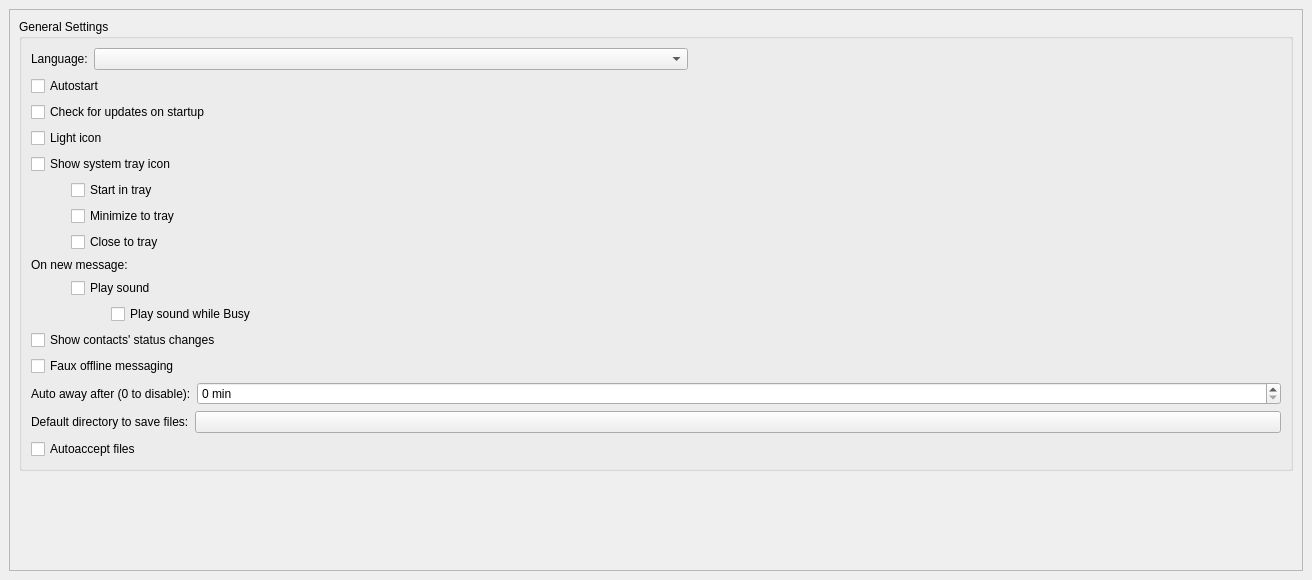
Above: src/widget/form/settings/generalsettings.ui from qTox/qTox before the change. Below: the same form after it.
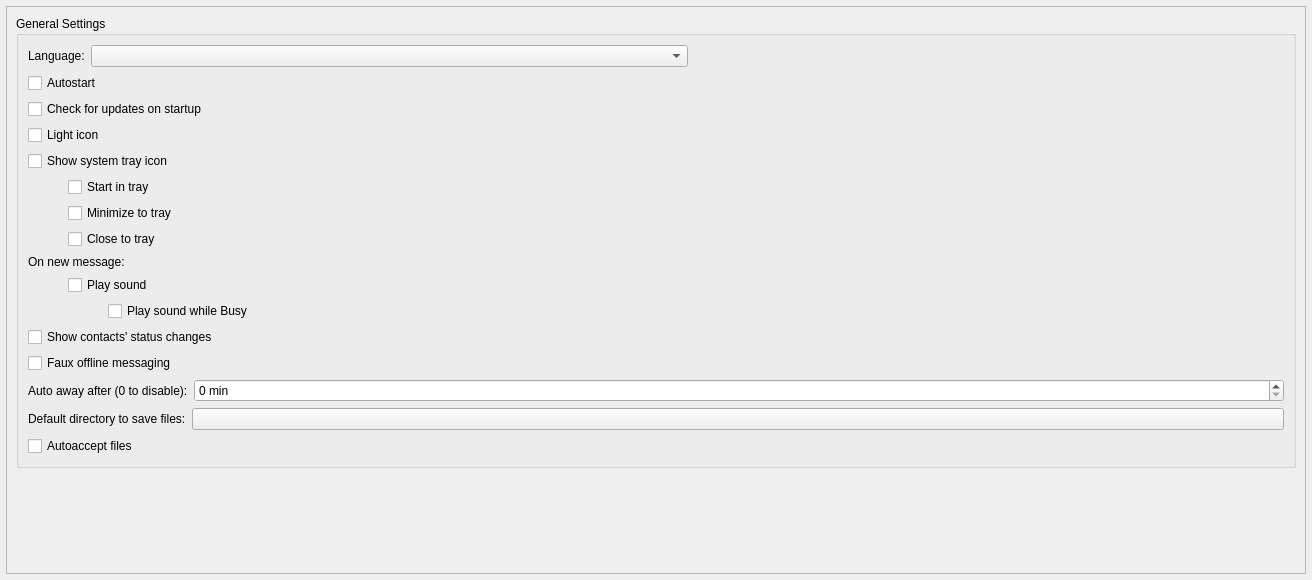
That is the form after the change. Custom widgets are drawn as their Qt base class.

Commit message: fix(settingsform): Fix layout spacing

Patch:
```diff
--- a/src/widget/form/settings/generalsettings.ui
+++ b/src/widget/form/settings/generalsettings.ui
@@ -15,16 +15,16 @@
   </property>
   <layout class="QVBoxLayout" name="verticalLayout_2">
    <property name="leftMargin">
-    <number>9</number>
+    <number>6</number>
    </property>
    <property name="topMargin">
-    <number>9</number>
+    <number>6</number>
    </property>
    <property name="rightMargin">
-    <number>9</number>
+    <number>6</number>
    </property>
    <property name="bottomMargin">
-    <number>9</number>
+    <number>6</number>
    </property>
    <item>
     <widget class="VerticalOnlyScroller" name="scrollArea">
@@ -39,7 +39,7 @@
        <rect>
         <x>0</x>
         <y>0</y>
-        <width>1270</width>
+        <width>1276</width>
         <height>587</height>
        </rect>
       </property>
```
The commit also changes 3 other files.
